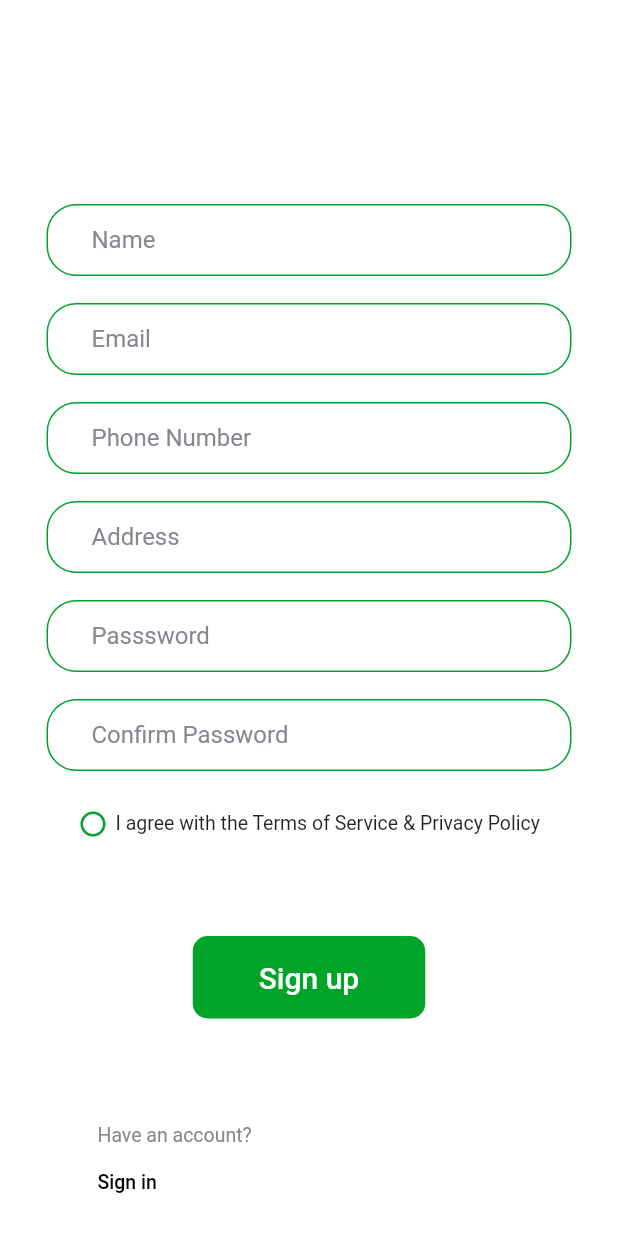
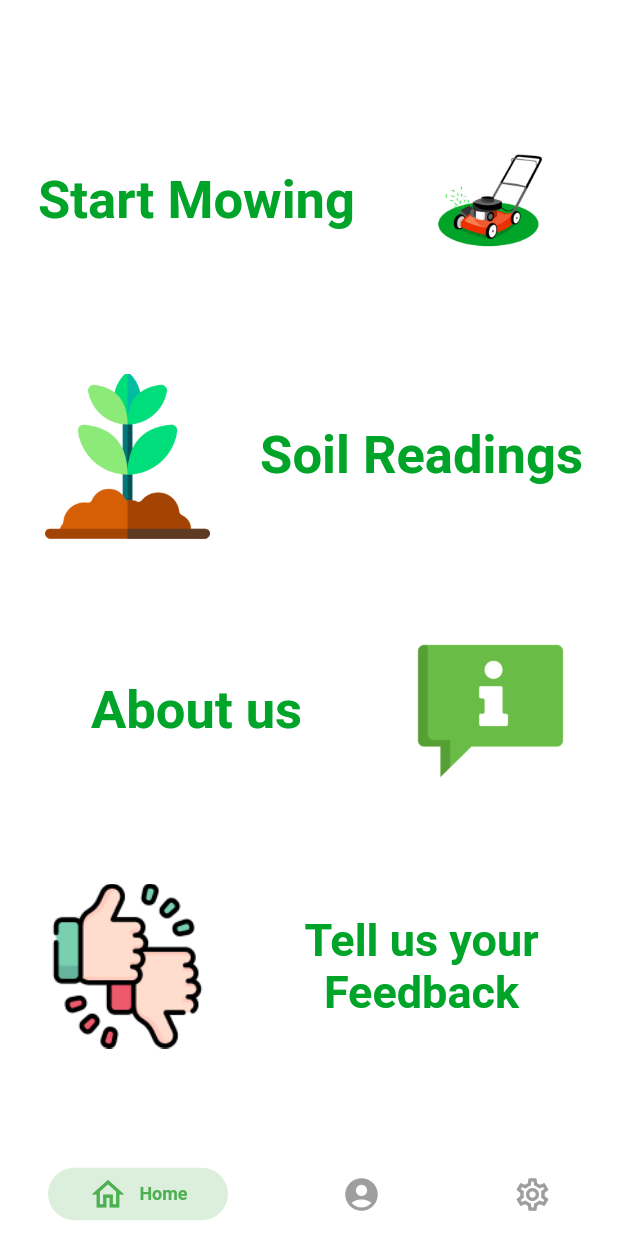
Before and after one commit to Ebrahim15/Graduation_Project, a Flutter app: the screen it shows after launch, on a phone screen of 412 x 824 dp. Run offline on Flutter 3.47's test engine with Material 2 defaults, Android fonts, the phone set to English and light mode, and no system bars; drawn by our look-alikes of persistent_bottom_nav_bar; our stand-ins replace hexcolor, roundcheckbox.

Commit message:
Added khaled's work on home-layout & app-layout & profile & settings

```diff
--- a/lib/layout/app_layout/app_layout.dart
+++ b/lib/layout/app_layout/app_layout.dart
@@ -1,18 +1,89 @@
-import 'package:flutter/cupertino.dart';
 import 'package:flutter/material.dart';
 import 'package:graduation_project/modules/login/login_screen.dart';
 import 'package:graduation_project/modules/registration/registration_screen.dart';
+import 'package:persistent_bottom_nav_bar/persistent_tab_view.dart';
+import '../../modules/home-page/home-layout.dart';
+import '../../modules/profile/profile_screen.dart';
+import '../../modules/settings/settings_screen.dart';
 
 class AppLayout extends StatelessWidget {
   @override
   Widget build(BuildContext context) {
-    return Scaffold(
-      backgroundColor: Colors.white,
-      appBar: AppBar(
-        backgroundColor: Colors.white,
-        elevation: 0,
+
+    List<Widget> _buildScreens() {
+      return [
+        HomeScreen(),
+        Profile(),
+        Settings(),
+        // MainScreen(),
+        // SettingsScreen()
+      ];
+    }
+    List<PersistentBottomNavBarItem> _navBarsItems() {
+      return [
+        PersistentBottomNavBarItem(
+          icon: const Icon(Icons.home_outlined),
+          title: ("Home"),
+          activeColorPrimary:Colors.green,
+          inactiveColorPrimary: Colors.grey,
+        ),
+        PersistentBottomNavBarItem(
+          icon: const Icon(Icons.account_circle),
+          title: ("profile"),
+          activeColorPrimary:Colors.green,
+          inactiveColorPrimary: Colors.grey,
+        ),
+        PersistentBottomNavBarItem(
+          icon: const Icon(Icons.settings_outlined),
+          title: ("Settings"),
+          activeColorPrimary:Colors.green,
+          inactiveColorPrimary: Colors.grey,
+        ),
+      ];
+    }
+    PersistentTabController _controller;
+
+    _controller = PersistentTabController(initialIndex: 0);
+
+    return PersistentTabView(
+      context,
+      controller: _controller,
+      screens: _buildScreens(),
+      items: _navBarsItems(),
+      confineInSafeArea: true,
+      backgroundColor: Colors.white, // Default is Colors.white.
+      handleAndroidBackButtonPress: true, // Default is true.
+      resizeToAvoidBottomInset: true, // This needs to be true if you want to move up the screen when keyboard appears. Default is true.
+      stateManagement: true, // Default is true.
+      hideNavigationBarWhenKeyboardShows: true, // Recommended to set 'resizeToAvoidBottomInset' as true while using this argument. Default is true.
+      decoration: NavBarDecoration(
+        borderRadius: BorderRadius.circular(10.0),
+        colorBehindNavBar: Colors.white,
       ),
-      body: RegistrationScreen(),
+      popAllScreensOnTapOfSelectedTab: true,
+      popActionScreens: PopActionScreensType.all,
+      itemAnimationProperties: const ItemAnimationProperties( // Navigation Bar's items animation properties.
+        duration: Duration(milliseconds: 200),
+        curve: Curves.ease,
+      ),
+      screenTransitionAnimation: const ScreenTransitionAnimation( // Screen transition animation on change of selected tab.
+        animateTabTransition: true,
+        curve: Curves.ease,
+        duration: Duration(milliseconds: 200),
+      ),
+      navBarStyle: NavBarStyle.style1, // Choose the nav bar style with this property.
     );
   }
 }
+
+// @override
+  // Widget build(BuildContext context) {
+  //   return Scaffold(
+  //     backgroundColor: Colors.white,
+  //     appBar: AppBar(
+  //       backgroundColor: Colors.white,
+  //       elevation: 0,
+  //     ),
+  //     //body: RegistrationScreen(),
+  //   );
+  //
--- a/lib/main.dart
+++ b/lib/main.dart
@@ -1,6 +1,7 @@
 import 'package:flutter/material.dart';
 import 'package:flutter/services.dart';
 import 'package:graduation_project/layout/app_layout/app_layout.dart';
+import 'package:graduation_project/modules/home-page/home-layout.dart';
 
 void main() {
   runApp(const MyApp());
@@ -12,6 +13,7 @@ class MyApp extends StatelessWidget {
   @override
   Widget build(BuildContext context) {
     return MaterialApp(
+      // home:BottomNavBar(),
       home: AppLayout(),
     );
   }
--- /dev/null
+++ b/lib/modules/home-page/home-layout.dart
@@ -0,0 +1,241 @@
+import 'package:flutter/material.dart';
+import 'package:graduation_project/modules/settings/settings_screen.dart';
+//import 'package:graduation_project/modules/profile/profile_screen.dart';
+//import 'package:graduation_project/modules/settings/settings_screen.dart';
+//import 'package:persistent_bottom_nav_bar/persistent_tab_view.dart';
+
+// class BottomNavBar extends StatelessWidget {
+  //const ({Key? key}) : super(key: key);
+
+//   @override
+//   Widget build(BuildContext context) {
+//
+//     List<Widget> _buildScreens() {
+//       return [
+//         HomeScreen(),
+//         Settings(),
+//         Profile(),
+//         // MainScreen(),
+//         // SettingsScreen()
+//       ];
+//     }
+//     List<PersistentBottomNavBarItem> _navBarsItems() {
+//       return [
+//         PersistentBottomNavBarItem(
+//           icon: const Icon(Icons.home_outlined),
+//           title: ("Home"),
+//           activeColorPrimary:Colors.green,
+//           inactiveColorPrimary: Colors.grey,
+//         ),
+//         PersistentBottomNavBarItem(
+//           icon: const Icon(Icons.account_circle),
+//           title: ("profile"),
+//           activeColorPrimary:Colors.green,
+//           inactiveColorPrimary: Colors.grey,
+//         ),
+//         PersistentBottomNavBarItem(
+//           icon: const Icon(Icons.settings_outlined),
+//           title: ("Settings"),
+//           activeColorPrimary:Colors.green,
+//           inactiveColorPrimary: Colors.grey,
+//         ),
+//       ];
+//     }
+//     PersistentTabController _controller;
+//
+//     _controller = PersistentTabController(initialIndex: 0);
+//
+//     return PersistentTabView(
+//       context,
+//       controller: _controller,
+//       screens: _buildScreens(),
+//       items: _navBarsItems(),
+//       confineInSafeArea: true,
+//       backgroundColor: Colors.white, // Default is Colors.white.
+//       handleAndroidBackButtonPress: true, // Default is true.
+//       resizeToAvoidBottomInset: true, // This needs to be true if you want to move up the screen when keyboard appears. Default is true.
+//       stateManagement: true, // Default is true.
+//       hideNavigationBarWhenKeyboardShows: true, // Recommended to set 'resizeToAvoidBottomInset' as true while using this argument. Default is true.
+//       decoration: NavBarDecoration(
+//         borderRadius: BorderRadius.circular(10.0),
+//         colorBehindNavBar: Colors.white,
+//       ),
+//       popAllScreensOnTapOfSelectedTab: true,
+//       popActionScreens: PopActionScreensType.all,
+//       itemAnimationProperties: const ItemAnimationProperties( // Navigation Bar's items animation properties.
+//         duration: Duration(milliseconds: 200),
+//         curve: Curves.ease,
+//       ),
+//       screenTransitionAnimation: const ScreenTransitionAnimation( // Screen transition animation on change of selected tab.
+//         animateTabTransition: true,
+//         curve: Curves.ease,
+//         duration: Duration(milliseconds: 200),
+//       ),
+//       navBarStyle: NavBarStyle.style1, // Choose the nav bar style with this property.
+//     );;
+//   }
+// }
+
+class HomeScreen extends StatelessWidget {
+  const HomeScreen({Key? key}) : super(key: key);
+
+  @override
+  Widget build(BuildContext context) {
+    return Scaffold(
+      backgroundColor: Colors.white,
+      body: Column(
+        mainAxisAlignment: MainAxisAlignment.center,
+            children: [
+              Padding(
+              padding: const EdgeInsets.all(20.0),
+              child: GestureDetector (
+                onTap: (){Navigator.push(context, MaterialPageRoute(
+                    builder: (context)=>Settings()));},
+                child: Row(
+                  children: [
+                    const Expanded(
+                      child: Text(
+                        'Start Mowing',
+                        textAlign: TextAlign.center,
+                        style: TextStyle(
+                          color: Color(0xFF00A429),
+                          fontSize: 35,
+                          fontWeight: FontWeight.bold,
+                        ),
+                      ),
+                    ),
+                    const SizedBox(
+                      width: 20,
+                    ),
+                    ClipRRect(
+                      borderRadius: BorderRadius.circular(20.0),
+                      child: Container(
+                        height: 130,
+                        width: 130,
+                        color:Colors.white,
+                        child:Padding(
+                          padding: const EdgeInsets.all(10.0),
+                          child: Image.asset('assets/images/grass_cutter3.jpeg'),
+                        ),
+                      ),
+                    ),
+                  ],
+                ),
+              ),
+            ),
+              Padding(
+                padding: const EdgeInsets.all(20.0),
+                child: GestureDetector (
+                  onTap: (){Navigator.push(context, MaterialPageRoute(
+                      builder: (context)=>HomeScreen()));},
+                  child: Row(
+                    children: [
+                      ClipRRect(
+                        borderRadius: BorderRadius.circular(20.0),
+                        child: Container(
+                          height: 130,
+                          width: 130,
+                          color:Colors.white,
+                          child:Padding(
+                            padding: const EdgeInsets.all(10.0),
+                            child: Image.asset('assets/images/soil1.png'),
+                          ),
+                        ),
+                      ),
+                      const SizedBox(
+                        width: 20,
+                      ),
+                      const Expanded(
+                        child: Text(
+                          'Soil Readings',
+                          textAlign: TextAlign.center,
+                          style: TextStyle(
+                            color: Color(0xFF00A429),
+                            fontSize: 35,
+                            fontWeight: FontWeight.bold,
+                          ),
+                        ),
+                      ),
+                    ],
+                  ),
+                ),
+              ),
+              Padding(
+                padding: const EdgeInsets.all(20.0),
+                child: GestureDetector (
+                  onTap: (){Navigator.push(context, MaterialPageRoute(
+                      builder: (context)=>HomeScreen()));},
+                  child: Row(
+                    children: [
+                      const Expanded(
+                        child: Text(
+                          'About us',
+                          textAlign: TextAlign.center,
+                          style: TextStyle(
+                            color: Color(0xFF00A429),
+                            fontSize: 35,
+                            fontWeight: FontWeight.bold,
+                          ),
+                        ),
+                      ),
+                      const SizedBox(
+                        width: 20,
+                      ),
+                      ClipRRect(
+                        borderRadius: BorderRadius.circular(20.0),
+                        child: Container(
+                          height: 130,
+                          width: 130,
+                          color:Colors.white,
+                          child:Padding(
+                            padding: const EdgeInsets.all(10.0),
+                            child: Image.asset('assets/images/aboutus1.png'),
+                          ),
+                        ),
+                      ),
+                    ],
+                  ),
+                ),
+              ),
+              Padding(
+                padding: const EdgeInsets.all(20.0),
+                child: GestureDetector (
+                  onTap: (){Navigator.push(context, MaterialPageRoute(
+                      builder: (context)=>HomeScreen()));},
+                  child: Row(
+                    children: [
+                      ClipRRect(
+                        borderRadius: BorderRadius.circular(20.0),
+                        child: Container(
+                          height: 130,
+                          width: 130,
+                          color:Colors.white,
+                          child:Padding(
+                            padding: const EdgeInsets.all(10.0),
+                            child: Image.asset('assets/images/feedback2.png'),
+                          ),
+                        ),
+                      ),
+                      const SizedBox(
+                        width: 20,
+                      ),
+                       Expanded(
+                        child: Text(
+                          'Tell us your Feedback',
+                          textAlign: TextAlign.center,
+                          style: TextStyle(
+                            color: Color(0xFF00A429),
+                            fontSize: 30,
+                            fontWeight: FontWeight.bold,
+                          ),
+                        ),
+                      ),
+                    ],
+                  ),
+                ),
+              ),
+            ],
+          ),
+      );
+  }
+}
--- a/pubspec.yaml
+++ b/pubspec.yaml
@@ -31,7 +31,7 @@ environment:
 dependencies:
   flutter:
     sdk: flutter
-
+  persistent_bottom_nav_bar: ^5.0.2
 
   # The following adds the Cupertino Icons font to your application.
   # Use with the CupertinoIcons class for iOS style icons.
@@ -42,6 +42,7 @@ dependencies:
 dev_dependencies:
   flutter_test:
     sdk: flutter
+
 
   # The "flutter_lints" package below contains a set of recommended lints to
   # encourage good coding practices. The lint set provided by the package is
@@ -63,7 +64,10 @@ flutter:
 
   # To add assets to your application, add an assets section, like this:
   assets:
+    - assets/images/soil1.png
     - assets/images/
+    - assets/images/feedback2.png
+
   # assets:
   #   - images/a_dot_burr.jpeg
   #   - images/a_dot_ham.jpeg
```
Also changed, not shown: lib/modules/profile/profile_screen.dart (added, +224 -0 lines), lib/modules/settings/settings_screen.dart (added, +53 -0 lines), lib/shared/components/components.dart (+54 -2 lines), assets/images/aboutus1.png (added), assets/images/feedback2.png (added), assets/images/profile2.jpg (added), assets/images/soil1.png (added), assets/images/splashscreen.png (added), pubspec.lock.
